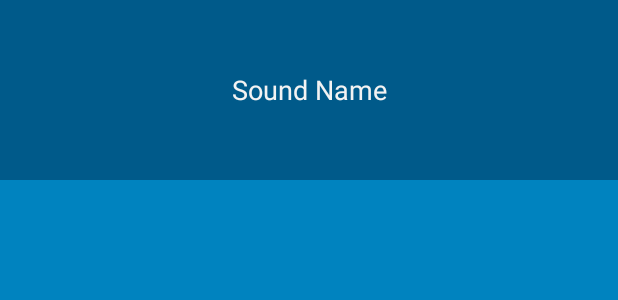
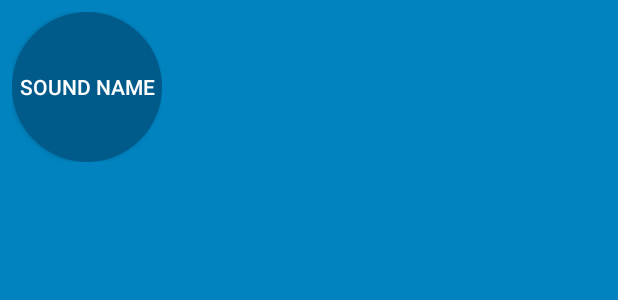
Before and after one commit to smartjinyu/APTBNRG, an Android app: the layout list_item_sound.xml on its own in the app's theme, with its tools: preview values and no code run, on a phone screen of 412 x 824 dp. Shown: the top 300 px of the screen. Run offline under Robolectric (Android 15) with nearby library versions, the phone set to English and light mode, and no system bars.

Commit message:
finish Chapter 21

```diff
--- /dev/null
+++ b/BeatBox/app/src/main/res/drawable/button_beat_box.xml
@@ -0,0 +1,8 @@
+<?xml version="1.0" encoding="utf-8"?>
+<!-- This is a state list drawable -->
+<selector xmlns:android="http://schemas.android.com/apk/res/android">
+    <item android:drawable="@drawable/button_beat_box_pressed"
+          android:state_pressed="true"/>
+    <item android:drawable="@drawable/button_beat_box_normal"/>
+
+</selector>
--- /dev/null
+++ b/BeatBox/app/src/main/res/drawable/button_beat_box_normal.xml
@@ -0,0 +1,7 @@
+<?xml version="1.0" encoding="utf-8"?>
+<shape xmlns:android="http://schemas.android.com/apk/res/android"
+    android:shape="oval">
+    <solid
+        android:color="@color/dark_blue"/>
+
+</shape>
--- /dev/null
+++ b/BeatBox/app/src/main/res/drawable/button_beat_box_pressed.xml
@@ -0,0 +1,20 @@
+<?xml version="1.0" encoding="utf-8"?>
+<layer-list xmlns:android="http://schemas.android.com/apk/res/android">
+    <item>
+        <shape
+            android:shape="oval">
+            <solid
+                android:color="@color/red"/>
+        </shape>
+    </item>
+    <item>
+        <shape
+            android:shape="oval">
+
+            <stroke
+                android:width="4dp"
+                android:color="@color/dark_red"/>
+        </shape>
+    </item>
+
+</layer-list>
--- a/BeatBox/app/src/main/res/layout/list_item_sound.xml
+++ b/BeatBox/app/src/main/res/layout/list_item_sound.xml
@@ -1,9 +1,16 @@
 <?xml version="1.0" encoding="utf-8"?>
-<Button xmlns:android="http://schemas.android.com/apk/res/android"
-        xmlns:tools="http://schemas.android.com/tools"
+<FrameLayout
+    xmlns:android="http://schemas.android.com/apk/res/android"
+    xmlns:tools="http://schemas.android.com/tools"
+    android:layout_margin="8dp"
+    android:layout_width="wrap_content"
+    android:layout_height="wrap_content">
+
+    <Button
         android:id="@+id/list_item_sound_button"
-        android:layout_width="match_parent"
-        android:layout_height="120dp"
+        android:layout_width="100dp"
+        android:layout_height="100dp"
+        android:layout_gravity="center"
         tools:text="Sound Name">
-
-</Button>
+    </Button>
+</FrameLayout>
--- a/BeatBox/app/src/main/res/values/styles.xml
+++ b/BeatBox/app/src/main/res/values/styles.xml
@@ -9,8 +9,8 @@
         <item name="android:colorBackground">@color/soothing_blue</item>
         <item name="android:buttonStyle">@style/BeatBoxButton</item>
     </style>
-    <style name="BeatBoxButton" parent="android:Widget.Holo.Button">
-        <item name="android:background">@color/dark_blue</item>
+    <style name="BeatBoxButton" parent="android:Widget.Material.Button">
+        <item name="android:background">@drawable/button_beat_box</item>
     </style>
 
 
```
